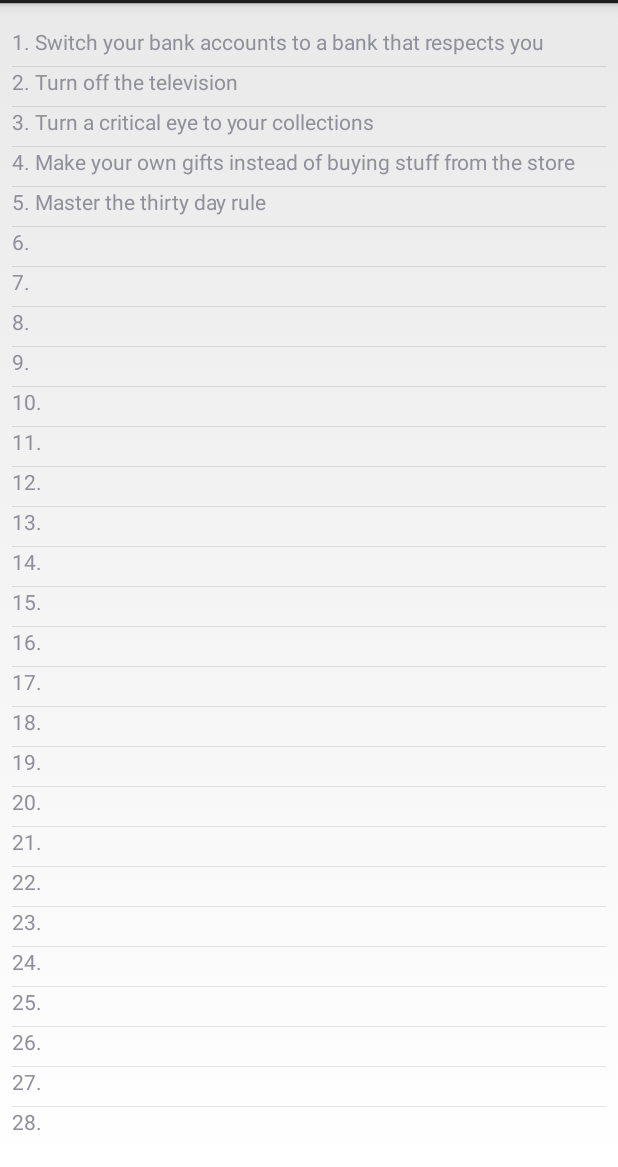
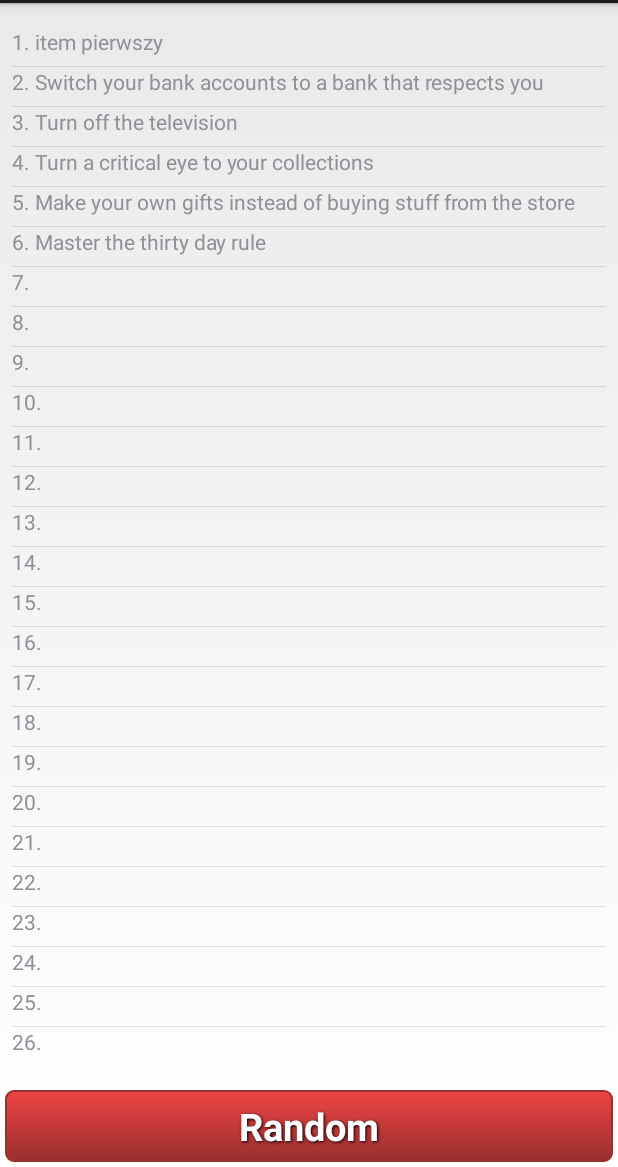
Before and after one commit to wlk/MoneySavingTips, an Android app: the screen it shows after launch (MainScreenActivity), on a phone screen of 412 x 824 dp, the part 69-1236 px from its top. Run offline under Robolectric (Android 15) with nearby library versions, the phone set to English and light mode, and no system bars; our stand-ins replace AdMob.

Commit message:
passing params to detail screen, buttons added

```diff
--- a/app/src/main/AndroidManifest.xml
+++ b/app/src/main/AndroidManifest.xml
@@ -28,7 +28,6 @@
 
         <activity
             android:name=".DetailsActivity"
-            android:label="@string/title_activity_details"
             android:parentActivityName=".MainScreenActivity">
             <meta-data
                 android:name="android.support.PARENT_ACTIVITY"
--- a/app/src/main/java/com/varwise/moneysavingtips/PlaceholderFragment.java
+++ b/app/src/main/java/com/varwise/moneysavingtips/ListViewFragment.java
@@ -13,10 +13,10 @@ import com.google.android.gms.ads.AdRequest;
 import com.google.android.gms.ads.AdView;
 import com.varwise.moneysavingtips.util.TipAdapter;
 
-public class PlaceholderFragment extends Fragment implements AdapterView.OnItemClickListener {
+public class ListViewFragment extends Fragment implements AdapterView.OnItemClickListener {
     private TipAdapter adapter;
 
-    public PlaceholderFragment() {
+    public ListViewFragment() {
     }
 
     public void setAdapter(TipAdapter adapter) {
@@ -44,8 +44,10 @@ public class PlaceholderFragment extends Fragment implements AdapterView.OnItemC
     public void onItemClick(AdapterView<?> parent, View view, int position, long id) {
         Intent intent = new Intent(getActivity().getApplicationContext(), DetailsActivity.class);
         String tipText = adapter.getTipText(position);
+        String tipName = adapter.getTipName(position);
         intent.putExtra(MainScreenActivity.EXTRA_TIP_TEXT, tipText);
-
+        intent.putExtra(MainScreenActivity.EXTRA_TIP_NAME, tipName);
+        intent.putExtra(MainScreenActivity.EXTRA_TIP_ID, String.valueOf(position+1));
         startActivity(intent);
 
     }
--- a/app/src/main/java/com/varwise/moneysavingtips/MainScreenActivity.java
+++ b/app/src/main/java/com/varwise/moneysavingtips/MainScreenActivity.java
@@ -9,8 +9,10 @@ import com.varwise.moneysavingtips.util.TipAdapter;
 
 
 public class MainScreenActivity extends Activity {
+    public static final String EXTRA_TIP_NAME = "TIP_NAME";
     public static String TAG = "MainScreenActivity";
     public static String EXTRA_TIP_TEXT = "TIP_TEXT";
+    public static String EXTRA_TIP_ID = "TIP_ID";
 
 
     @Override
@@ -22,7 +24,7 @@ public class MainScreenActivity extends Activity {
         setContentView(R.layout.activity_main_screen);
 
         if (savedInstanceState == null) {
-            PlaceholderFragment fragment = new PlaceholderFragment();
+            ListViewFragment fragment = new ListViewFragment();
             fragment.setAdapter(adapter);
             getFragmentManager().beginTransaction().add(R.id.container, fragment).commit();
         }
@@ -51,10 +53,7 @@ public class MainScreenActivity extends Activity {
     @Override
     public boolean onOptionsItemSelected(MenuItem item) {
         int id = item.getItemId();
-        if (id == R.id.action_settings) {
-            return true;
-        }
-        return super.onOptionsItemSelected(item);
+        return id == R.id.action_settings || super.onOptionsItemSelected(item);
     }
 
 }
--- a/app/src/main/java/com/varwise/moneysavingtips/util/TipAdapter.java
+++ b/app/src/main/java/com/varwise/moneysavingtips/util/TipAdapter.java
@@ -35,4 +35,8 @@ public class TipAdapter extends ArrayAdapter<Tip> {
     public String getTipText(int position) {
         return getItem(position).getText();
     }
+
+    public String getTipName(int position) {
+        return getItem(position).getName();
+    }
 }
--- /dev/null
+++ b/app/src/main/res/drawable-mdpi/button.xml
@@ -0,0 +1,37 @@
+<?xml version="1.0" encoding="utf-8" ?>
+<selector xmlns:android="http://schemas.android.com/apk/res/android">
+    <item android:state_pressed="true" >
+        <shape>
+            <solid
+                android:color="#ef4444" />
+            <stroke
+                android:width="1dp"
+                android:color="#992f2f" />
+            <corners
+                android:radius="5dp" />
+            <padding
+                android:left="10dp"
+                android:top="1dp"
+                android:right="10dp"
+                android:bottom="1dp" />
+        </shape>
+    </item>
+    <item>
+        <shape>
+            <gradient
+                android:startColor="#ef4444"
+                android:endColor="#992f2f"
+                android:angle="270" />
+            <stroke
+                android:width="1dp"
+                android:color="#992f2f" />
+            <corners
+                android:radius="5dp" />
+            <padding
+                android:left="10dp"
+                android:top="1dp"
+                android:right="10dp"
+                android:bottom="1dp" />
+        </shape>
+    </item>
+</selector>
--- a/app/src/main/res/layout/fragment_main_screen.xml
+++ b/app/src/main/res/layout/fragment_main_screen.xml
@@ -4,7 +4,6 @@
     android:layout_width="match_parent"
     android:layout_height="match_parent"
 
-    android:paddingBottom="@dimen/activity_vertical_margin"
 
     tools:context=".MainScreenActivity$PlaceholderFragment">
 
@@ -15,13 +14,33 @@
         ads:adSize="BANNER"
         ads:adUnitId="ca-app-pub-5829945009169600/2299008761" />
 
+    <Button
+        android:layout_width="match_parent"
+        android:layout_height="wrap_content"
+        android:text="@string/random"
+        android:id="@+id/buttonRandom"
+        android:layout_weight="1"
+        android:paddingRight="20dp"
+        android:paddingLeft="20dp"
+        android:onClick="onRandom"
+        style="@style/button_text"
+        android:background="@drawable/button"
+        android:layout_alignParentBottom="true"
+        />
+
     <ListView
         android:id="@+id/lvMainScreen"
         android:layout_width="match_parent"
         android:layout_height="match_parent"
         android:layout_below="@id/adViewMainScreen"
+        android:layout_above="@id/buttonRandom"
         android:paddingLeft="@dimen/activity_horizontal_margin"
         android:paddingRight="@dimen/activity_horizontal_margin"
-        android:paddingTop="@dimen/activity_vertical_margin" />
+        android:paddingTop="@dimen/activity_vertical_margin"
+        android:paddingBottom="@dimen/activity_vertical_margin"
+        />
+
+
+
 
 </RelativeLayout>
--- a/app/src/main/res/values/strings.xml
+++ b/app/src/main/res/values/strings.xml
@@ -4,11 +4,15 @@
     <string name="app_name">Money Saving Tips</string>
     <string name="action_settings">Settings</string>
     <string name="title_activity_details">Tip</string>
+    <string name="previous">&lt;&lt;</string>
+    <string name="next">&gt;&gt;</string>
+    <string name="random">Random</string>
 
     <string-array name="tips">
+        <item>item pierwszy\tasdfwwwwwwwwwwwwwwwwww\n\n\n\n\n\nwwwwwwwwwwwwwwwww\n\n\nwww\n\n\www\n\n\n\n\nwwwwww</item>
         <item>Switch your bank accounts to a bank that respects you\tYou shouldn’t be spending your hard-earned money on maintenance fees – you also should be earning some serious interest on your checking and savings accounts. Interest rates are not what they once were, but some of the best free checking accounts and best savings accounts can be found online</item>
         <item>Turn off the television\tOne big way to save money is to watch less television. There are a lot of financial benefits to this: less exposure to guilt-inducing ads, more time to focus on other things in life, less electrical use, and so on. It’s great to unwind in the evening, but seek another hobby to do that.</item>
-        <item>Turn a critical eye to your "collections"\tMost people collect something – what do you collect? Is it something that consistently brings you joy? Or is it something that you just do out of habit at this point? Does the collection itself have value? Could you perhaps “trim the fat” from this collection by getting rid of duplicates or getting rid of the items you no longer use? Also, could you perhaps cut down on your spending on that hobby? Focus on trimming the things you don’t feel strongly about – if you dig into things that bother you, you’re going to eventually relapse.</item>
+        <item>Turn a critical eye to your "collections"\tMost people collect something – what do you collect? Is it something that consistently brings you joy?\nOr is it something that you just do out of habit at this point? Does the collection itself have value? Could you perhaps “trim the fat” from this collection by getting rid of duplicates or getting rid of the items you no longer use? Also, could you perhaps cut down on your spending on that hobby? Focus on trimming the things you don’t feel strongly about – if you dig into things that bother you, you’re going to eventually relapse.</item>
         <item>Make your own gifts instead of buying stuff from the store\tYou can make food mixes, candles, bread, cookies, soap, and all kinds of other things at home quite easily and inexpensively. These make spectacular gifts for others because they involve your homemade touch, plus quite often they’re consumable, meaning they don’t wind up filling someone’s closet with junk. Even better – include a personal handwritten note with the gift. This will make it even more special than anything you could possibly buy down at the mall, plus it saves you money.</item>
         <item>Master the thirty day rule\tWhenever you’re considering making an unnecessary purchase, wait thirty days and then ask yourself if you still want that item. Quite often, you’ll find that the urge to buy has passed and you’ll have saved yourself some money by simply waiting. If you want, you can even keep a “thirty day list” where you write down the item and the day you’ll reconsider it, but I prefer just to keep this one in my head – that way, I often just forget about the unimportant things.</item>
         <item></item>
--- a/app/src/main/res/values/styles.xml
+++ b/app/src/main/res/values/styles.xml
@@ -1,8 +1,18 @@
 <resources>
-
-    <!-- Base application theme. -->
     <style name="AppTheme" parent="android:Theme.Holo.Light.DarkActionBar">
-        <!-- Customize your theme here. -->
     </style>
 
+    <style name="button_text" >
+        <item name="android:layout_width" >fill_parent</item>
+        <item name="android:layout_height" >wrap_content</item>
+        <item name="android:textColor" >#ffffff</item>
+        <item name="android:gravity" >center</item>
+        <item name="android:layout_margin" >3dp</item>
+        <item name="android:textSize" >25dp</item>
+        <item name="android:textStyle" >bold</item>
+        <item name="android:shadowColor" >#000000</item>
+        <item name="android:shadowDx" >1</item>
+        <item name="android:shadowDy" >1</item>
+        <item name="android:shadowRadius" >2</item>
+    </style>
 </resources>
```
Also changed, not shown: app/src/main/java/com/varwise/moneysavingtips/DetailsActivity.java (+6 -7 lines), app/src/main/res/layout/fragment_details.xml (+57 -9 lines).
